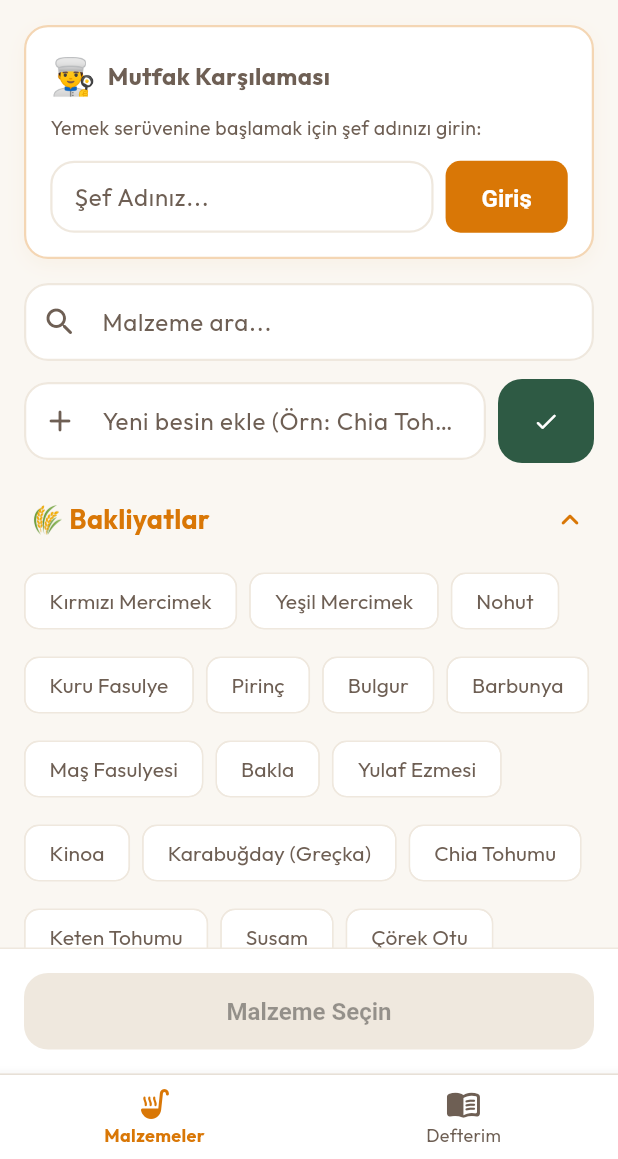
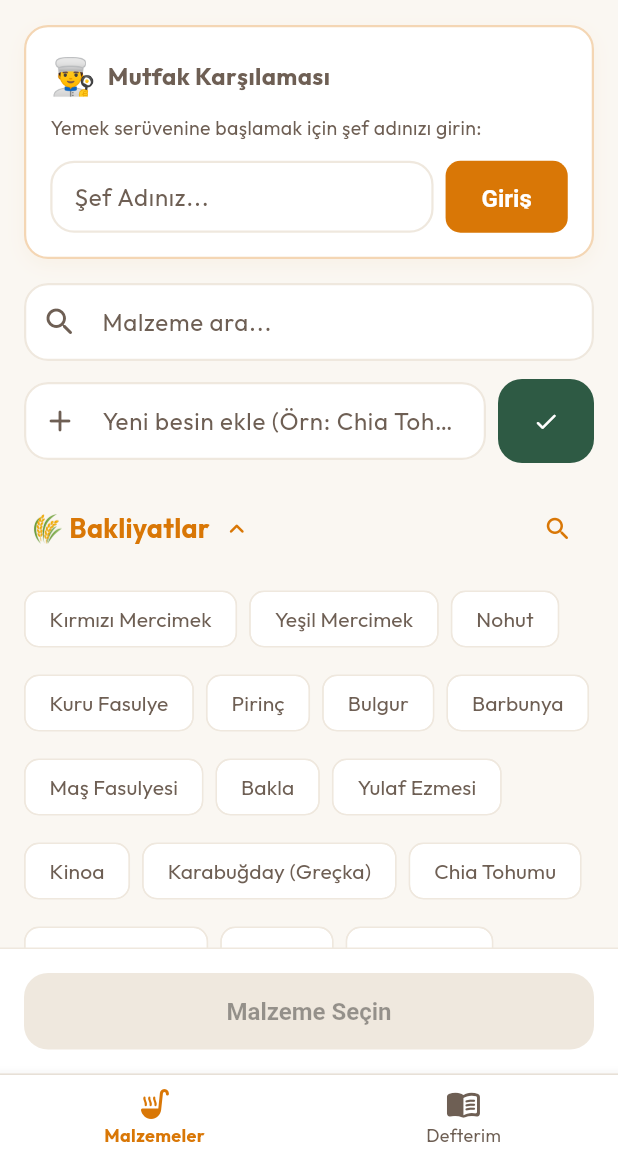
Before and after one commit to iamhilals/food-cal, a Flutter app: the screen it shows after launch, on a phone screen of 412 x 824 dp, the part 77-1236 px from its top. Run offline on Flutter 3.47's test engine with Material 3 defaults, Android fonts, the phone set to English and light mode, and no system bars; our stand-ins replace flutter_spinkit, google_fonts, shared_preferences.

Commit message:
feat: implement inline category-specific search bars for precise tag filtering

```diff
--- a/lib/views/ingredient_selection_screen.dart
+++ b/lib/views/ingredient_selection_screen.dart
@@ -20,6 +20,8 @@ class _IngredientSelectionScreenState extends State<IngredientSelectionScreen> {
   final TextEditingController _newIngredientController = TextEditingController();
   Timer? _debounceTimer;
   final Set<String> _collapsedCategories = {};
+  final Set<String> _activeCategorySearches = {};
+  final Map<String, String> _categorySearchQueries = {};
 
   @override
   void dispose() {
@@ -285,13 +287,29 @@ class _IngredientSelectionScreenState extends State<IngredientSelectionScreen> {
                             itemCount: provider.categories.length,
                             itemBuilder: (context, index) {
                               final category = provider.categories[index];
-                              final categoryIngredients = provider.getIngredientsByCategory(category);
+                              var categoryIngredients = provider.getIngredientsByCategory(category);
+
+                              final isSearchActive = _activeCategorySearches.contains(category);
+                              final catQuery = _categorySearchQueries[category];
+
+                              if (isSearchActive && catQuery != null && catQuery.trim().isNotEmpty) {
+                                categoryIngredients = categoryIngredients
+                                    .where((ing) => ing.name.toLowerCase().contains(catQuery.trim().toLowerCase()))
+                                    .toList();
+                              }
+
                               final isCollapsed = _collapsedCategories.contains(category);
 
                               return Column(
                                 crossAxisAlignment: CrossAxisAlignment.start,
                                 children: [
-                                  InkWell(
+                                  Padding(
+                                    padding: const EdgeInsets.symmetric(vertical: 4),
+                                    child: Row(
+                                      mainAxisAlignment: MainAxisAlignment.spaceBetween,
+                                      children: [
+                                        Expanded(
+                                          child: InkWell(
                                             onTap: () {
                                               setState(() {
                                                 if (isCollapsed) {
@@ -305,7 +323,6 @@ class _IngredientSelectionScreenState extends State<IngredientSelectionScreen> {
                                             child: Padding(
                                               padding: const EdgeInsets.symmetric(vertical: 8, horizontal: 4),
                                               child: Row(
-                                        mainAxisAlignment: MainAxisAlignment.spaceBetween,
                                                 children: [
                                                   Text(
                                                     _getCategoryEmoji(category),
@@ -314,19 +331,82 @@ class _IngredientSelectionScreenState extends State<IngredientSelectionScreen> {
                                                           fontWeight: FontWeight.bold,
                                                         ),
                                                   ),
+                                                  const SizedBox(width: 8),
                                                   Icon(
                                                     isCollapsed
                                                         ? Icons.keyboard_arrow_down_rounded
                                                         : Icons.keyboard_arrow_up_rounded,
                                                     color: AppTheme.primaryTeal,
+                                                    size: 20,
                                                   ),
                                                 ],
                                               ),
                                             ),
                                           ),
+                                        ),
+                                        IconButton(
+                                          icon: Icon(
+                                            isSearchActive ? Icons.search_off_rounded : Icons.search_rounded,
+                                            color: AppTheme.primaryTeal,
+                                            size: 20,
+                                          ),
+                                          onPressed: () {
+                                            setState(() {
+                                              if (isSearchActive) {
+                                                _activeCategorySearches.remove(category);
+                                                _categorySearchQueries.remove(category);
+                                              } else {
+                                                _activeCategorySearches.add(category);
+                                                _collapsedCategories.remove(category); // Expand on search
+                                              }
+                                            });
+                                          },
+                                        ),
+                                      ],
+                                    ),
+                                  ),
+                                  if (isSearchActive) ...[
+                                    Padding(
+                                      padding: const EdgeInsets.symmetric(vertical: 6, horizontal: 4),
+                                      child: TextField(
+                                        style: const TextStyle(fontSize: 14),
+                                        decoration: InputDecoration(
+                                          hintText: '$category içinde ara...',
+                                          prefixIcon: const Icon(Icons.search_rounded, size: 16, color: AppTheme.textSecondary),
+                                          contentPadding: const EdgeInsets.symmetric(horizontal: 12, vertical: 8),
+                                          fillColor: AppTheme.darkBg,
+                                          border: OutlineInputBorder(
+                                            borderRadius: BorderRadius.circular(12),
+                                            borderSide: const BorderSide(color: AppTheme.borderSlate),
+                                          ),
+                                          enabledBorder: OutlineInputBorder(
+                                            borderRadius: BorderRadius.circular(12),
+                                            borderSide: const BorderSide(color: AppTheme.borderSlate),
+                                          ),
+                                          focusedBorder: OutlineInputBorder(
+                                            borderRadius: BorderRadius.circular(12),
+                                            borderSide: const BorderSide(color: AppTheme.primaryTeal),
+                                          ),
+                                        ),
+                                        onChanged: (val) {
+                                          setState(() {
+                                            _categorySearchQueries[category] = val;
+                                          });
+                                        },
+                                      ),
+                                    ),
+                                  ],
                                   if (!isCollapsed) ...[
                                     const SizedBox(height: 8),
-                                    Wrap(
+                                    categoryIngredients.isEmpty
+                                        ? const Padding(
+                                            padding: EdgeInsets.symmetric(vertical: 12, horizontal: 8),
+                                            child: Text(
+                                              'Aramayla eşleşen malzeme bulunamadı.',
+                                              style: TextStyle(color: AppTheme.textSecondary, fontSize: 13, fontStyle: FontStyle.italic),
+                                            ),
+                                          )
+                                        : Wrap(
                                             spacing: 8.0,
                                             runSpacing: 8.0,
                                             children: categoryIngredients.map((ing) {
```
Lines whose indentation alone changed are shown as unchanged.
